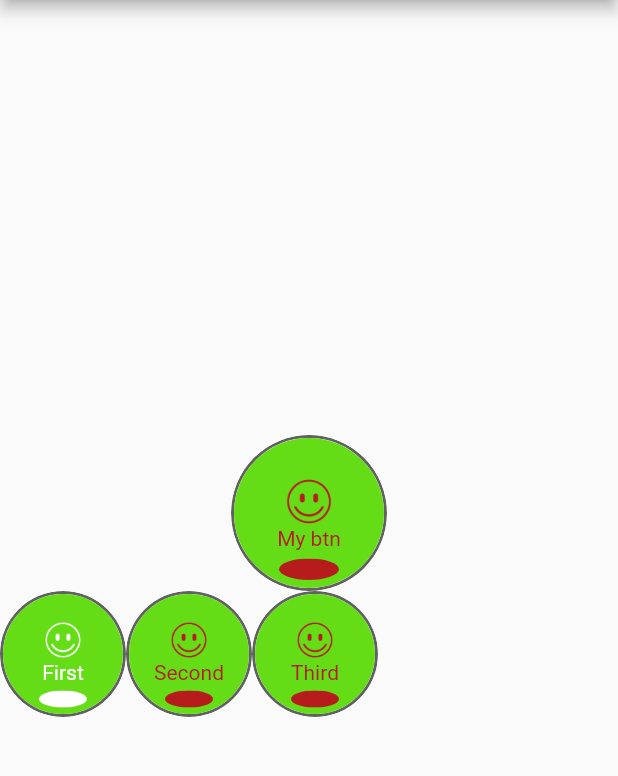
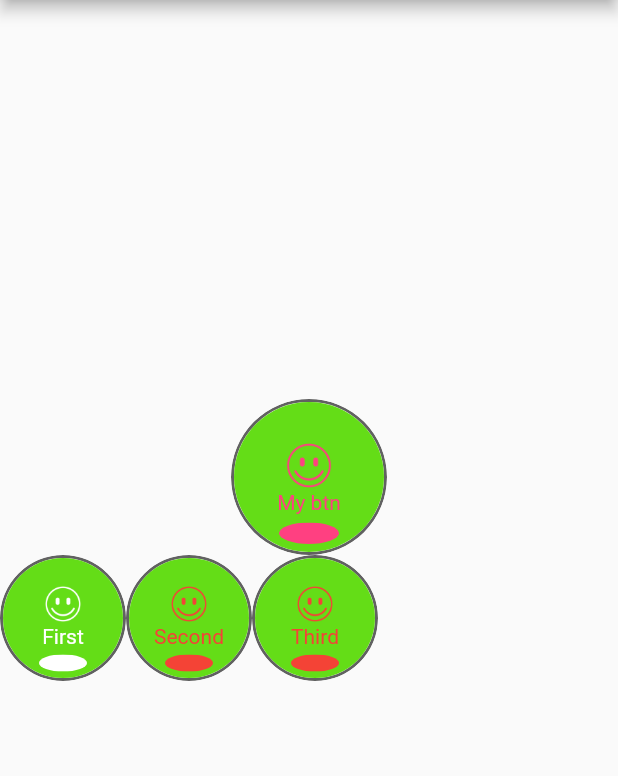
Before and after one commit to IvanTyurin/smile_app, a Flutter app: the screen it shows after launch, after a tap on "First", on a phone screen of 412 x 824 dp, the part 84-860 px from its top. Run offline on Flutter 3.47's test engine with Material 2 defaults, Android fonts, the phone set to English and light mode, and no system bars.

Commit message:
Comments fix.

```diff
--- /dev/null
+++ b/lib/HomePage.dart
@@ -0,0 +1,47 @@
+import 'package:flutter/material.dart';
+import 'SmileButton.dart';
+import 'RadioSmileButton.dart';
+
+class HomePage extends StatefulWidget {
+  @override
+  _HomePageState createState() => _HomePageState();
+}
+
+class _HomePageState extends State<HomePage> {
+  @override
+  Widget build(BuildContext context) {
+    return Scaffold(
+      appBar: AppBar(
+        title: Text("Custom view"),
+      ),
+      body: Center(
+        child: Column(
+          mainAxisAlignment: MainAxisAlignment.center,
+          children: <Widget>[
+            SmileButton(
+              imagePath: "assets/happy.png",
+              buttonSize: 100,
+              title: "My btn",
+              isEnabled: false,
+              onTap: (state) {},
+            ),
+            RadioSmileButton(
+              count: 3,
+              buttonSize: 80,
+              titles: ["First", "Second", "Third"],
+              imagesPaths: [
+                "assets/happy.png",
+                "assets/happy.png",
+                "assets/happy.png"
+              ],
+              onChanged: (state, index) {
+                print("Button # $index, in state $state");
+              },
+            ),
+            FlatButton()
+          ],
+        ),
+      ),
+    );
+  }
+}
--- a/lib/RadioSmileButton.dart
+++ b/lib/RadioSmileButton.dart
@@ -47,7 +47,7 @@ class _RadioSmileButtonState extends State<RadioSmileButton> {
         widget.count == widget.imagesPaths.length) {
       for (int i = 0; i < widget.count; i++) {
         GlobalKey _buttonKey = new GlobalKey();
-        print(_buttonKey);
+
         _buttonsKeys.add(_buttonKey);
         buttons.add(Container(
           child: SmileButton(
--- a/lib/SmileButton.dart
+++ b/lib/SmileButton.dart
@@ -5,7 +5,8 @@ class SmileButton extends StatefulWidget {
   final String title;
   final Color filColor;
   final Color activeColor;
-  final Color accentColor;
+  final Color inactiveColor;
+  final Color disableColor;
   final bool isEnabled;
   final String imagePath;
 
@@ -14,13 +15,14 @@ class SmileButton extends StatefulWidget {
   SmileButton(
       {Key key,
       this.buttonSize,
-      this.imagePath,
-      this.title,
-      this.accentColor,
+      this.imagePath = "",
+      this.title = "",
       this.filColor,
-      this.activeColor,
+      this.activeColor = Colors.white,
+      this.inactiveColor = Colors.red,
+      this.disableColor = Colors.pinkAccent,
       this.onTap,
-      this.isEnabled})
+      this.isEnabled = true})
       : super(key: key);
 
   @override
@@ -43,6 +45,7 @@ class SmileButtonState extends State<SmileButton> {
   @override
   Widget build(BuildContext context) {
     _buttonSetup();
+    double _borderRadius = (_trueButtonSize + _borderWidth * 2) / 2;
 
     return Container(
         child: GestureDetector(
@@ -54,8 +57,7 @@ class SmileButtonState extends State<SmileButton> {
               width: _borderWidth,
               color: Colors.grey.shade700,
             ),
-            borderRadius: BorderRadius.all(
-                Radius.circular((_trueButtonSize + _borderWidth * 2) / 2))),
+            borderRadius: BorderRadius.all(Radius.circular(_borderRadius))),
         child: ClipOval(
           child: _buttonBodyBuilder(),
         ),
@@ -80,13 +82,15 @@ class SmileButtonState extends State<SmileButton> {
   }
 
   Widget _buildImage() {
+    double _columnPartHeight = _trueButtonSize / 3;
+
     return Container(
       constraints: BoxConstraints(
-        minHeight: _trueButtonSize / 3,
+        minHeight: _columnPartHeight,
       ),
       child: Image(
         image: AssetImage('$_pathToImage'),
-        height: _trueButtonSize / 3,
+        height: _columnPartHeight,
         color: _buttonAccentColor,
       ),
       alignment: Alignment.bottomCenter,
@@ -105,12 +109,16 @@ class SmileButtonState extends State<SmileButton> {
   }
 
   Widget _buildShadow() {
+    double _minHeightConstraint = _trueButtonSize / 4;
+    double _shadowWith = _trueButtonSize / 2.5;
+    double _shadowHeight = _trueButtonSize / 7;
+
     return Container(
-      constraints: BoxConstraints(minHeight: _trueButtonSize / 4),
+      constraints: BoxConstraints(minHeight: _minHeightConstraint),
       child: ClipOval(
         child: Container(
-          width: _trueButtonSize / 2.5,
-          height: _trueButtonSize / 7,
+          width: _shadowWith,
+          height: _shadowHeight,
           color: _buttonAccentColor,
         ),
       ),
@@ -119,33 +127,26 @@ class SmileButtonState extends State<SmileButton> {
   }
 
   void _buttonSetup() {
-    (widget.isEnabled == null || widget.isEnabled == true)
-        ? _buttonIsEnabled = true
-        : _buttonIsEnabled = false;
+    _pathToImage = widget.imagePath;
+    _buttonTitle = widget.title;
+    _buttonIsEnabled = widget.isEnabled;
 
     (widget.buttonSize > 60)
         ? _trueButtonSize = widget.buttonSize
         : _trueButtonSize = 60;
-    (widget.title != null) ? _buttonTitle = widget.title : _buttonTitle = "";
+
     (widget.filColor != null)
         ? _buttonFilColor = widget.filColor
         : _buttonFilColor = Colors.lightGreenAccent.shade700;
-    (widget.imagePath != null)
-        ? _pathToImage = widget.imagePath
-        : _pathToImage = "";
 
     if (_buttonIsEnabled) {
       if (_onTaped) {
-        (widget.accentColor != null)
-            ? _buttonAccentColor = widget.accentColor
-            : _buttonAccentColor = Colors.white;
+        _buttonAccentColor = widget.activeColor;
       } else {
-        (widget.accentColor != null)
-            ? _buttonAccentColor = widget.accentColor
-            : _buttonAccentColor = Colors.red.shade900;
+        _buttonAccentColor = widget.inactiveColor;
       }
     } else {
-      _buttonAccentColor = Colors.pinkAccent.shade100;
+      _buttonAccentColor = widget.disableColor;
     }
   }
 
--- a/lib/main.dart
+++ b/lib/main.dart
@@ -1,6 +1,5 @@
 import 'package:flutter/material.dart';
-import 'SmileButton.dart';
-import 'RadioSmileButton.dart';
+import 'HomePage.dart';
 
 void main() {
   runApp(MyApp());
@@ -16,49 +15,7 @@ class MyApp extends StatelessWidget {
         primarySwatch: Colors.green,
         visualDensity: VisualDensity.adaptivePlatformDensity,
       ),
-      home: MyHomePage(),
+      home: HomePage(),
     );
   }
 }
-
-class MyHomePage extends StatefulWidget {
-  @override
-  _MyHomePageState createState() => _MyHomePageState();
-}
-
-class _MyHomePageState extends State<MyHomePage> {
-  @override
-  Widget build(BuildContext context) {
-    return Scaffold(
-      appBar: AppBar(
-        title: Text("Custom view"),
-      ),
-      body: Center(
-        child: Column(
-          mainAxisAlignment: MainAxisAlignment.center,
-          children: <Widget>[
-            SmileButton(
-              imagePath: "assets/happy.png",
-              buttonSize: 100,
-              title: "My btn",
-              onTap: (state) {},
-            ),
-            RadioSmileButton(
-              count: 3,
-              buttonSize: 80,
-              titles: ["First", "Second", "Third"],
-              imagesPaths: [
-                "assets/happy.png",
-                "assets/happy.png",
-                "assets/happy.png"
-              ],
-              onChanged: (state, index) {
-                print("Button # $index, in state $state");
-              },
-            ),
-          ],
-        ),
-      ),
-    );
-  }
-}
```
